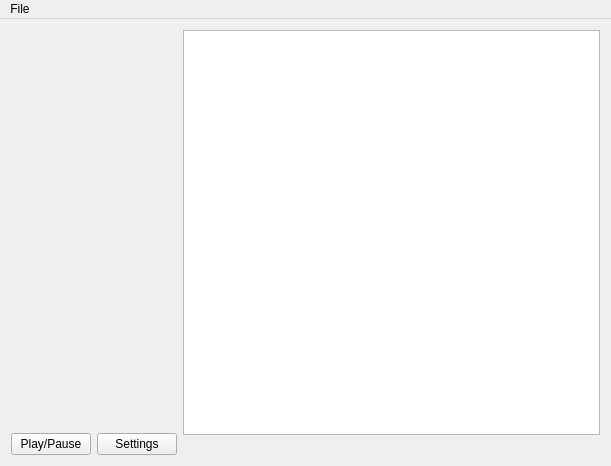
Qt form kachnatracker.ui (fgu-cas/kachna-tracker) before a commit.
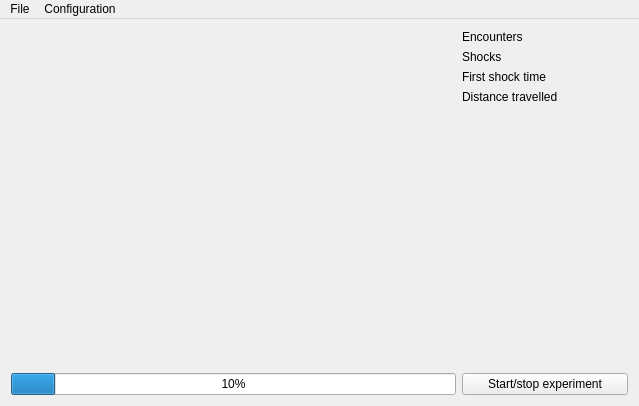
The same form after that commit.

Patch:
```diff
--- a/kachnatracker.ui
+++ b/kachnatracker.ui
@@ -6,92 +6,105 @@
    <rect>
     <x>0</x>
     <y>0</y>
-    <width>611</width>
-    <height>466</height>
+    <width>639</width>
+    <height>406</height>
    </rect>
   </property>
   <property name="windowTitle">
    <string>kachnatracker</string>
   </property>
   <widget class="QWidget" name="centralWidget">
-   <layout class="QHBoxLayout" name="horizontalLayout_2">
+   <layout class="QHBoxLayout" name="horizontalLayout">
     <item>
      <layout class="QVBoxLayout" name="verticalLayout">
       <item>
-       <layout class="QHBoxLayout" name="horizontalLayout_3">
-        <item>
-         <widget class="QLabel" name="originalLabel">
-          <property name="maximumSize">
-           <size>
-            <width>500</width>
-            <height>350</height>
-           </size>
-          </property>
-          <property name="text">
-           <string/>
-          </property>
-         </widget>
-        </item>
-        <item>
-         <widget class="QLabel" name="imageLabel">
-          <property name="maximumSize">
-           <size>
-            <width>500</width>
-            <height>350</height>
-           </size>
-          </property>
-          <property name="text">
-           <string/>
-          </property>
-         </widget>
-        </item>
-       </layout>
-      </item>
-      <item>
-       <spacer name="verticalSpacer">
-        <property name="orientation">
-         <enum>Qt::Vertical</enum>
-        </property>
-        <property name="sizeHint" stdset="0">
-         <size>
-          <width>20</width>
-          <height>40</height>
-         </size>
-        </property>
-       </spacer>
-      </item>
-      <item>
-       <layout class="QHBoxLayout" name="horizontalLayout">
-        <item>
-         <widget class="QPushButton" name="pauseButton">
-          <property name="text">
-           <string>Play/Pause</string>
-          </property>
-         </widget>
-        </item>
-        <item>
-         <widget class="QPushButton" name="settingsButton">
-          <property name="text">
-           <string>Settings</string>
-          </property>
-         </widget>
-        </item>
-       </layout>
-      </item>
-     </layout>
-    </item>
-    <item>
-     <layout class="QVBoxLayout" name="verticalLayout_2">
-      <item>
-       <widget class="QListWidget" name="pointsList"/>
-      </item>
-      <item>
-       <widget class="QLabel" name="distanceLabel">
+       <widget class="QLabel" name="displayLabel">
         <property name="text">
          <string/>
         </property>
        </widget>
       </item>
+      <item>
+       <widget class="QProgressBar" name="progressBar">
+        <property name="value">
+         <number>10</number>
+        </property>
+       </widget>
+      </item>
+     </layout>
+    </item>
+    <item>
+     <layout class="QVBoxLayout" name="verticalLayout_2">
+      <item>
+       <layout class="QFormLayout" name="formLayout">
+        <property name="fieldGrowthPolicy">
+         <enum>QFormLayout::AllNonFixedFieldsGrow</enum>
+        </property>
+        <item row="0" column="0">
+         <widget class="QLabel" name="label">
+          <property name="text">
+           <string>Encounters</string>
+          </property>
+         </widget>
+        </item>
+        <item row="0" column="1">
+         <widget class="QLabel" name="encounterLabel">
+          <property name="text">
+           <string/>
+          </property>
+         </widget>
+        </item>
+        <item row="1" column="0">
+         <widget class="QLabel" name="label_2">
+          <property name="text">
+           <string>Shocks</string>
+          </property>
+         </widget>
+        </item>
+        <item row="1" column="1">
+         <widget class="QLabel" name="shockLabel">
+          <property name="text">
+           <string/>
+          </property>
+         </widget>
+        </item>
+        <item row="2" column="0">
+         <widget class="QLabel" name="label_3">
+          <property name="text">
+           <string>First shock time</string>
+          </property>
+         </widget>
+        </item>
+        <item row="2" column="1">
+         <widget class="QLabel" name="firstShockLabel">
+          <property name="text">
+           <string/>
+          </property>
+         </widget>
+        </item>
+        <item row="3" column="0">
+         <widget class="QLabel" name="label_4">
+          <property name="text">
+           <string>Distance travelled</string>
+          </property>
+         </widget>
+        </item>
+        <item row="3" column="1">
+         <widget class="QLabel" name="distanceLabel">
+          <property name="text">
+           <string>                   </string>
+          </property>
+         </widget>
+        </item>
+       </layout>
+      </item>
+      <item>
+       <widget class="QPushButton" name="startButton">
+        <property name="text">
+         <string>Start/stop experiment</string>
+        </property>
+       </widget>
+      </item>
      </layout>
     </item>
    </layout>
@@ -101,17 +114,27 @@
     <rect>
      <x>0</x>
      <y>0</y>
-     <width>611</width>
+     <width>639</width>
      <height>19</height>
     </rect>
    </property>
-   <widget class="QMenu" name="menuKachna">
+   <widget class="QMenu" name="menuConfiguration">
+    <property name="title">
+     <string>Configuration</string>
+    </property>
+    <addaction name="actionImportConfig"/>
+    <addaction name="actionExportConfig"/>
+    <addaction name="separator"/>
+    <addaction name="actionConfigure"/>
+   </widget>
+   <widget class="QMenu" name="menuFile">
     <property name="title">
      <string>File</string>
     </property>
     <addaction name="actionOpen"/>
    </widget>
-   <addaction name="menuKachna"/>
+   <addaction name="menuFile"/>
+   <addaction name="menuConfiguration"/>
   </widget>
   <action name="actionOpen">
    <property name="text">
```
Left out of the diff: 23 changed lines with no effect on the pictures.
